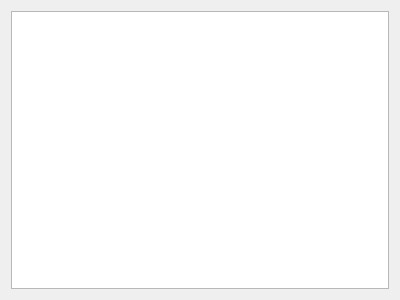
Above: NewGeneUI/NewGene/Widgets/CreateOutput/SelectVariables/Variables/newgenevariablegroup.ui from daniel347x/newgene before the change. Below: the same form after it.
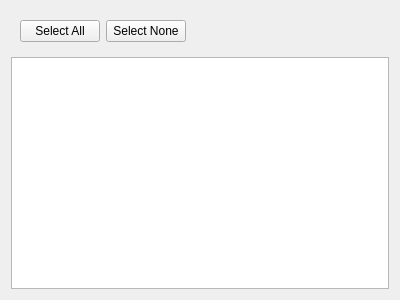
That is the form after the change.

Commit message: First pass at "select all" / "deselect all" in the variable group panes

What changed in the file:
```diff
--- a/NewGeneUI/NewGene/Widgets/CreateOutput/SelectVariables/Variables/newgenevariablegroup.ui
+++ b/NewGeneUI/NewGene/Widgets/CreateOutput/SelectVariables/Variables/newgenevariablegroup.ui
@@ -13,8 +13,41 @@
   <property name="windowTitle">
    <string>Form</string>
   </property>
-  <layout class="QGridLayout" name="gridLayout">
-   <item row="0" column="0">
+  <layout class="QVBoxLayout" name="verticalLayout">
+   <item>
+    <widget class="QWidget" name="selectionButtons" native="true">
+     <layout class="QHBoxLayout" name="horizontalLayout">
+      <item>
+       <widget class="QPushButton" name="pushButtonSelectAll">
+        <property name="text">
+         <string>Select All</string>
+        </property>
+       </widget>
+      </item>
+      <item>
+       <widget class="QPushButton" name="pushButtonSelectNone">
+        <property name="text">
+         <string>Select None</string>
+        </property>
+       </widget>
+      </item>
+      <item>
+       <spacer name="horizontalSpacer">
+        <property name="orientation">
+         <enum>Qt::Horizontal</enum>
+        </property>
+        <property name="sizeHint" stdset="0">
+         <size>
+          <width>40</width>
+          <height>20</height>
+         </size>
+        </property>
+       </spacer>
+      </item>
+     </layout>
+    </widget>
+   </item>
+   <item>
     <widget class="QListView" name="listView"/>
    </item>
   </layout>
```
The commit also changes 2 other files.
